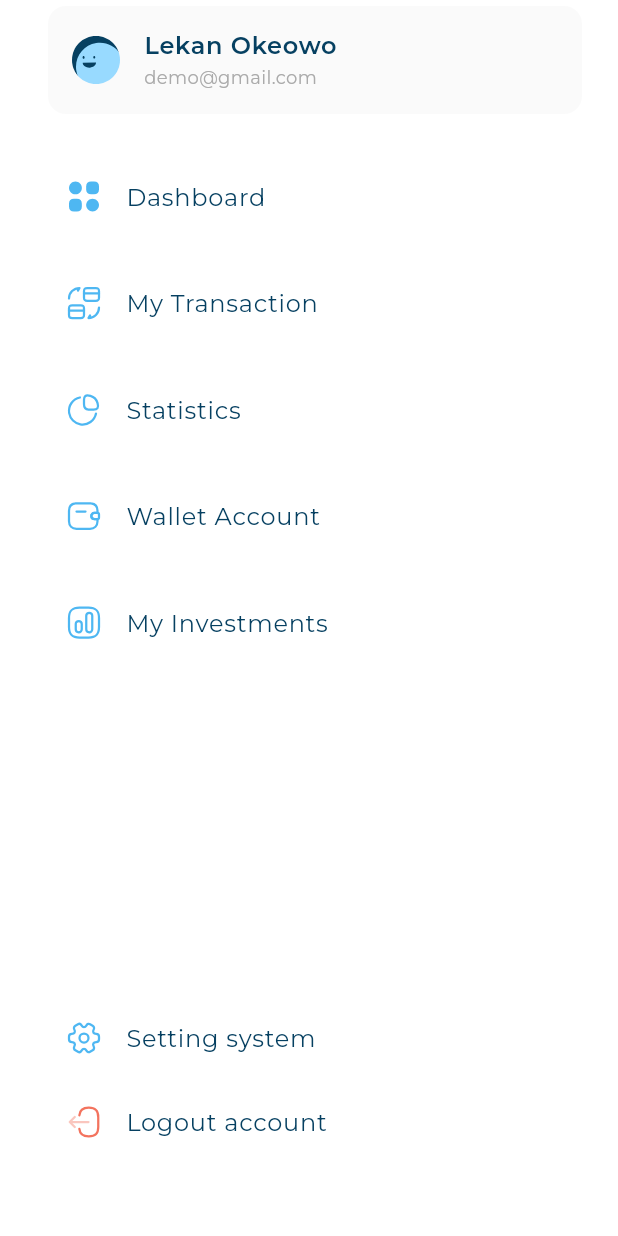
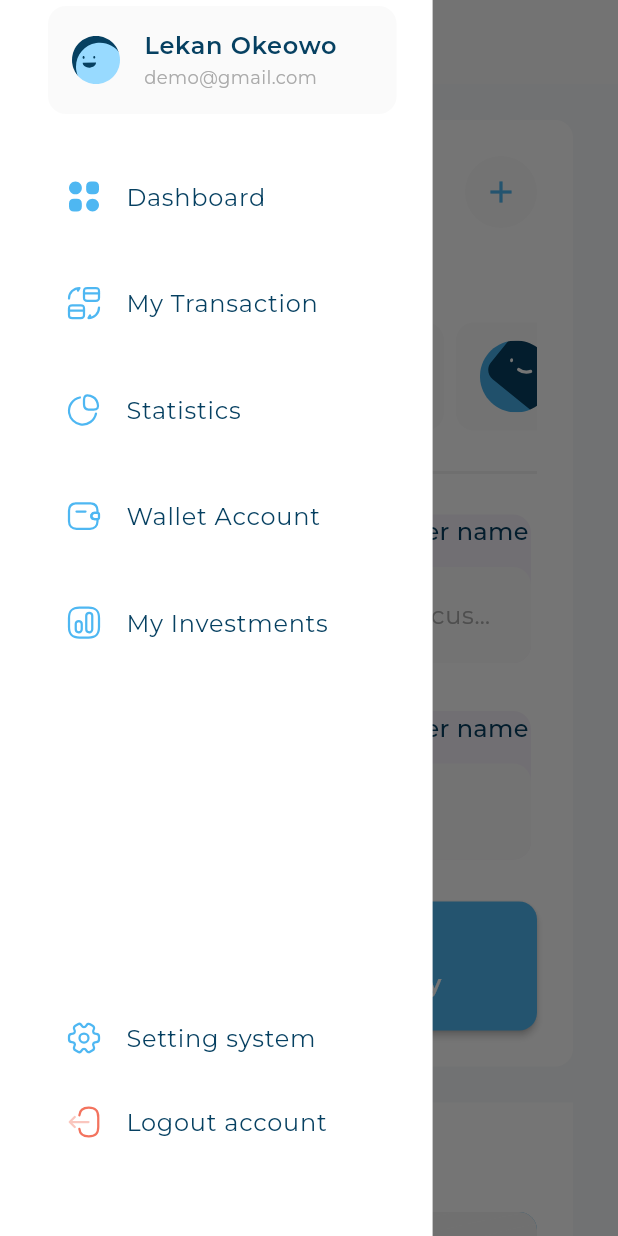
Before and after one commit to Nadersaye/responsive_dashboard, a Flutter app: the screen it shows after launch, with the side drawer open, on a phone screen of 412 x 824 dp. Run offline on Flutter 3.47's test engine with Material 3 defaults, Android fonts, the phone set to English and light mode, and no system bars; drawn by our look-alikes of expandable_page_view; our stand-ins replace fl_chart, flutter_svg, gap; project files that could hold a hidden picture were left out.

Commit message:
modify drawer size

```diff
--- a/lib/views/widgets/custom_drawer.dart
+++ b/lib/views/widgets/custom_drawer.dart
@@ -10,9 +10,13 @@ import 'package:responsive_dashboard/views/widgets/user_info_list_tile.dart';
 
 class CustomDrawer extends StatelessWidget {
   const CustomDrawer({super.key});
+
   @override
   Widget build(BuildContext context) {
     return Container(
+      width: MediaQuery.sizeOf(context).width <= 800
+          ? MediaQuery.sizeOf(context).width * .7
+          : null,
       color: AppColors.whiteColor,
       padding: const EdgeInsets.fromLTRB(28, 0, 20, 48),
       child: CustomScrollView(
```
